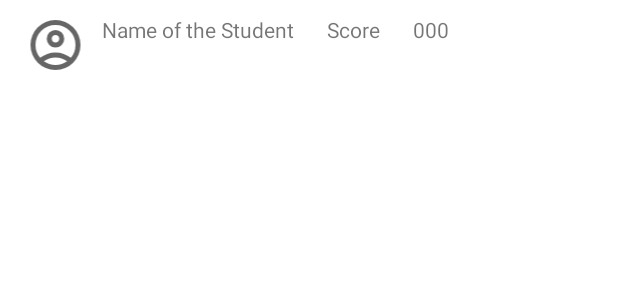
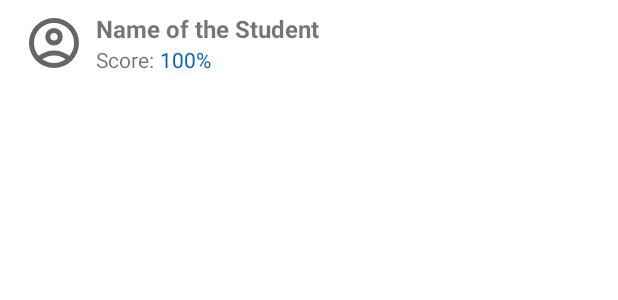
Before and after one commit to Apna-Tutor/ApnaTutor, an Android app: the layout item_leaderboard.xml on its own in the app's theme, with its tools: preview values and no code run, on a phone screen of 412 x 824 dp. Shown: the top 300 px of the screen. Run offline under Robolectric (Android 15) with nearby library versions, the phone set to English and light mode, and no system bars.

Commit message:
new commit 🙃

```diff
--- a/app/build.gradle
+++ b/app/build.gradle
@@ -39,7 +39,7 @@ dependencies {
     androidTestImplementation 'androidx.test.ext:junit:1.1.3'
     androidTestImplementation 'androidx.test.espresso:espresso-core:3.4.0'
 
-    implementation 'com.google.android.exoplayer:exoplayer:2.15.1'
+    implementation 'com.google.android.exoplayer:exoplayer:2.18.1'
     implementation 'com.github.bumptech.glide:glide:4.13.2'
     annotationProcessor 'com.github.bumptech.glide:compiler:4.13.2'
     implementation 'com.android.volley:volley:1.2.1'
--- a/app/src/main/java/com/debuggers/apna_tutor/Models/Comment.java
+++ b/app/src/main/java/com/debuggers/apna_tutor/Models/Comment.java
@@ -1,8 +1,10 @@
 package com.debuggers.apna_tutor.Models;
 
+
 import java.util.ArrayList;
-import java.util.Date;
+import org.parceler.Parcel;
 
+@Parcel
 public class Comment {
     private String _id;
     private String userId;
--- a/app/src/main/java/com/debuggers/apna_tutor/Models/Course.java
+++ b/app/src/main/java/com/debuggers/apna_tutor/Models/Course.java
@@ -2,7 +2,9 @@ package com.debuggers.apna_tutor.Models;
 
 import java.util.ArrayList;
 import java.util.HashMap;
+import org.parceler.Parcel;
 
+@Parcel
 public class Course {
     private String _id;
     private String author;
--- a/app/src/main/java/com/debuggers/apna_tutor/Models/Note.java
+++ b/app/src/main/java/com/debuggers/apna_tutor/Models/Note.java
@@ -1,5 +1,8 @@
 package com.debuggers.apna_tutor.Models;
 
+import org.parceler.Parcel;
+
+@Parcel
 public class Note {
     private String _id;
     private String userId;
--- a/app/src/main/java/com/debuggers/apna_tutor/Models/Quiz.java
+++ b/app/src/main/java/com/debuggers/apna_tutor/Models/Quiz.java
@@ -2,6 +2,9 @@ package com.debuggers.apna_tutor.Models;
 
 import java.util.ArrayList;
 
+import org.parceler.Parcel;
+
+@Parcel
 public class Quiz {
     private String _id;
     private String question;
--- a/app/src/main/java/com/debuggers/apna_tutor/Models/User.java
+++ b/app/src/main/java/com/debuggers/apna_tutor/Models/User.java
@@ -1,5 +1,8 @@
 package com.debuggers.apna_tutor.Models;
 
+import org.parceler.Parcel;
+
+@Parcel
 public class User {
     public static final String USER = "USER";
     public static final String TEACHER = "TEACHER";
--- a/app/src/main/java/com/debuggers/apna_tutor/Models/Video.java
+++ b/app/src/main/java/com/debuggers/apna_tutor/Models/Video.java
@@ -3,6 +3,9 @@ package com.debuggers.apna_tutor.Models;
 import java.util.ArrayList;
 import java.util.Date;
 
+import org.parceler.Parcel;
+
+@Parcel
 public class Video {
     private String _id;
     private String title;
--- /dev/null
+++ b/app/src/main/res/drawable/ic_like_filled.xml
@@ -0,0 +1,5 @@
+<vector android:height="24dp"
+    android:viewportHeight="24" android:viewportWidth="24"
+    android:width="24dp" xmlns:android="http://schemas.android.com/apk/res/android">
+    <path android:fillColor="?attr/colorPrimary" android:pathData="M1,21h4L5,9L1,9v12zM23,10c0,-1.1 -0.9,-2 -2,-2h-6.31l0.95,-4.57 0.03,-0.32c0,-0.41 -0.17,-0.79 -0.44,-1.06L14.17,1 7.59,7.59C7.22,7.95 7,8.45 7,9v10c0,1.1 0.9,2 2,2h9c0.83,0 1.54,-0.5 1.84,-1.22l3.02,-7.05c0.09,-0.23 0.14,-0.47 0.14,-0.73v-2z"/>
+</vector>
--- /dev/null
+++ b/app/src/main/res/drawable/ic_like_outlined.xml
@@ -0,0 +1,5 @@
+<vector android:height="24dp"
+    android:viewportHeight="24" android:viewportWidth="24"
+    android:width="24dp" xmlns:android="http://schemas.android.com/apk/res/android">
+    <path android:fillColor="@android:color/black" android:pathData="M9,21h9c0.83,0 1.54,-0.5 1.84,-1.22l3.02,-7.05c0.09,-0.23 0.14,-0.47 0.14,-0.73v-2c0,-1.1 -0.9,-2 -2,-2h-6.31l0.95,-4.57 0.03,-0.32c0,-0.41 -0.17,-0.79 -0.44,-1.06L14.17,1 7.58,7.59C7.22,7.95 7,8.45 7,9v10c0,1.1 0.9,2 2,2zM9,9l4.34,-4.34L12,10h9v2l-3,7H9V9zM1,9h4v12H1z"/>
+</vector>
--- /dev/null
+++ b/app/src/main/res/drawable/ic_send.xml
@@ -0,0 +1,5 @@
+<vector android:autoMirrored="true" android:height="24dp"
+    android:tint="?attr/colorControlNormal" android:viewportHeight="24"
+    android:viewportWidth="24" android:width="24dp" xmlns:android="http://schemas.android.com/apk/res/android">
+    <path android:fillColor="@android:color/white" android:pathData="M2.01,21L23,12 2.01,3 2,10l15,2 -15,2z"/>
+</vector>
--- a/app/src/main/res/layout/fragment_profile.xml
+++ b/app/src/main/res/layout/fragment_profile.xml
@@ -79,10 +79,10 @@
                     android:textStyle="italic" />
 
                 <TextView
-                    android:id="@+id/userPhone"
+                    android:id="@+id/userType"
                     android:layout_width="match_parent"
                     android:layout_height="wrap_content"
-                    android:text="Phone of User"
+                    android:text="Type of User"
                     android:textStyle="italic" />
             </LinearLayout>
         </LinearLayout>
--- a/app/src/main/res/layout/item_leaderboard.xml
+++ b/app/src/main/res/layout/item_leaderboard.xml
@@ -1,40 +1,53 @@
 <?xml version="1.0" encoding="utf-8"?>
 <LinearLayout xmlns:android="http://schemas.android.com/apk/res/android"
     android:layout_width="match_parent"
-    android:layout_height="60dp"
+    android:layout_height="wrap_content"
+    android:gravity="center_vertical"
     android:orientation="horizontal"
-    android:weightSum="8">
+    android:paddingStart="16dp"
+    android:paddingTop="8dp"
+    android:paddingEnd="16dp"
+    android:paddingBottom="8dp">
 
     <ImageView
-        android:layout_marginTop="10dp"
-        android:layout_marginStart="6dp"
+        android:id="@+id/studentDp"
         android:layout_width="40dp"
         android:layout_height="40dp"
-        android:src="@drawable/ic_profile"
-        android:id="@+id/student_dp"
-        android:layout_weight="1"/>
+        android:layout_marginEnd="8dp"
+        android:src="@drawable/ic_profile" />
 
-    <TextView
-        android:layout_marginTop="10dp"
-        android:layout_width="wrap_content"
+    <LinearLayout
+        android:layout_width="match_parent"
         android:layout_height="wrap_content"
-        android:layout_weight="1"
-        android:text="Name of the Student"
-        android:id="@+id/student_idNameshow"/>
+        android:orientation="vertical">
 
-    <TextView
-        android:layout_marginTop="10dp"
-        android:layout_width="wrap_content"
-        android:layout_height="wrap_content"
-        android:layout_weight="1"
-        android:text="Score" />
-    <TextView
-        android:layout_marginTop="10dp"
-        android:layout_width="wrap_content"
-        android:layout_height="wrap_content"
-        android:layout_weight="1"
-        android:text="000"
-        android:id="@+id/student_score"
-        />
+        <TextView
+            android:id="@+id/studentName"
+            android:layout_width="match_parent"
+            android:layout_height="wrap_content"
+            android:text="Name of the Student"
+            android:textSize="16sp"
+            android:textStyle="bold" />
+
+        <LinearLayout
+            android:layout_width="match_parent"
+            android:layout_height="match_parent"
+            android:orientation="horizontal">
+
+            <TextView
+                android:layout_width="wrap_content"
+                android:layout_height="wrap_content"
+                android:layout_marginEnd="4dp"
+                android:text="Score:" />
+
+            <TextView
+                android:id="@+id/student_score"
+                android:layout_width="wrap_content"
+                android:layout_height="wrap_content"
+                android:text="100%"
+                android:textColor="?attr/colorPrimary" />
+        </LinearLayout>
+
+    </LinearLayout>
 
 </LinearLayout>
```
Also changed, not shown: app/src/main/java/com/debuggers/apna_tutor/Activities/Activity_Player.java (+6 -1 lines), app/src/main/res/layout/activity_player.xml (+135 -119 lines), app/src/main/res/layout/quiz_question.xml (+30 -44 lines), app/src/main/res/drawable/download.png (deleted), app/src/main/res/drawable/like.png (deleted), app/src/main/res/drawable/save.png (deleted), app/src/main/res/drawable/share.png (deleted).
